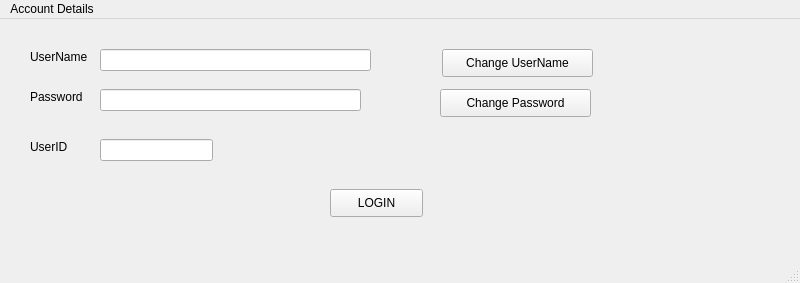
Old version of the form Login.ui in the repository Ghulam-Mustafa08291/DB-project.
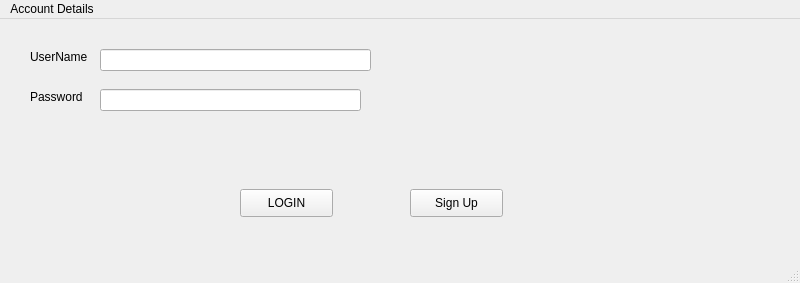
New version of the form.

Commit message: made more screens and  connected them

```diff
--- a/Login.ui
+++ b/Login.ui
@@ -63,59 +63,10 @@
      </rect>
     </property>
    </widget>
-   <widget class="QPushButton" name="pushButton">
-    <property name="geometry">
-     <rect>
-      <x>442</x>
-      <y>30</y>
-      <width>151</width>
-      <height>28</height>
-     </rect>
-    </property>
-    <property name="text">
-     <string>Change UserName</string>
-    </property>
-   </widget>
-   <widget class="QPushButton" name="pushButton_2">
-    <property name="geometry">
-     <rect>
-      <x>440</x>
-      <y>70</y>
-      <width>151</width>
-      <height>28</height>
-     </rect>
-    </property>
-    <property name="text">
-     <string>Change Password</string>
-    </property>
-   </widget>
-   <widget class="QLabel" name="label_3">
-    <property name="geometry">
-     <rect>
-      <x>30</x>
-      <y>120</y>
-      <width>61</width>
-      <height>16</height>
-     </rect>
-    </property>
-    <property name="text">
-     <string>UserID</string>
-    </property>
-   </widget>
-   <widget class="QLineEdit" name="lineEdit_3">
-    <property name="geometry">
-     <rect>
-      <x>100</x>
-      <y>120</y>
-      <width>113</width>
-      <height>22</height>
-     </rect>
-    </property>
-   </widget>
    <widget class="QPushButton" name="Login_Button">
     <property name="geometry">
      <rect>
-      <x>330</x>
+      <x>240</x>
       <y>170</y>
       <width>93</width>
       <height>28</height>
@@ -125,6 +76,19 @@
      <string>LOGIN</string>
     </property>
    </widget>
+   <widget class="QPushButton" name="SignUpButton">
+    <property name="geometry">
+     <rect>
+      <x>410</x>
+      <y>170</y>
+      <width>93</width>
+      <height>28</height>
+     </rect>
+    </property>
+    <property name="text">
+     <string>Sign Up</string>
+    </property>
+   </widget>
   </widget>
   <widget class="QMenuBar" name="menubar">
    <property name="geometry">
```
The commit also changes 5 other files.
